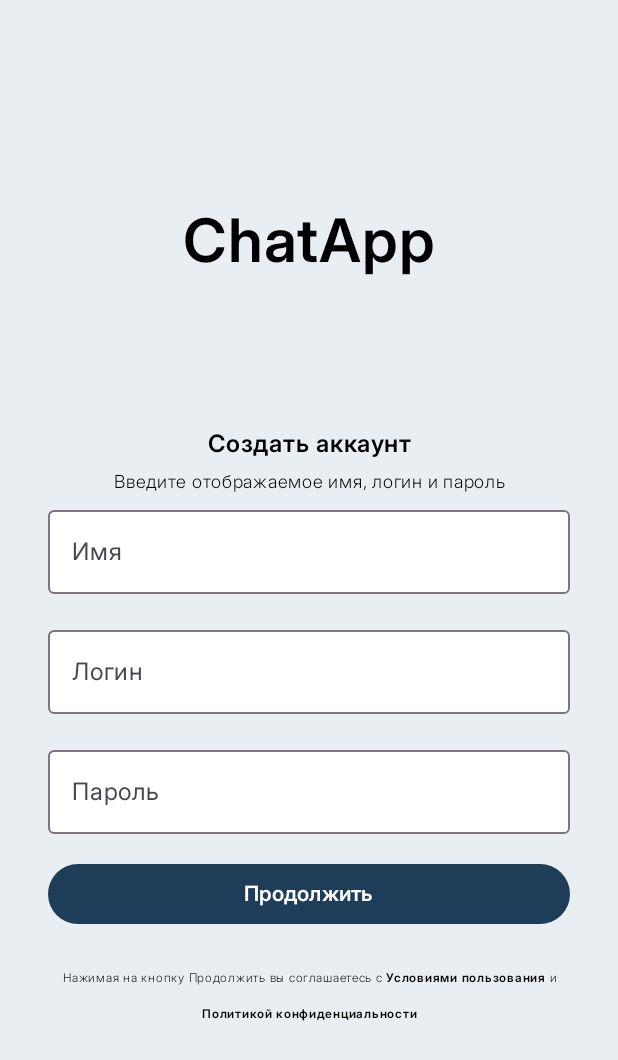
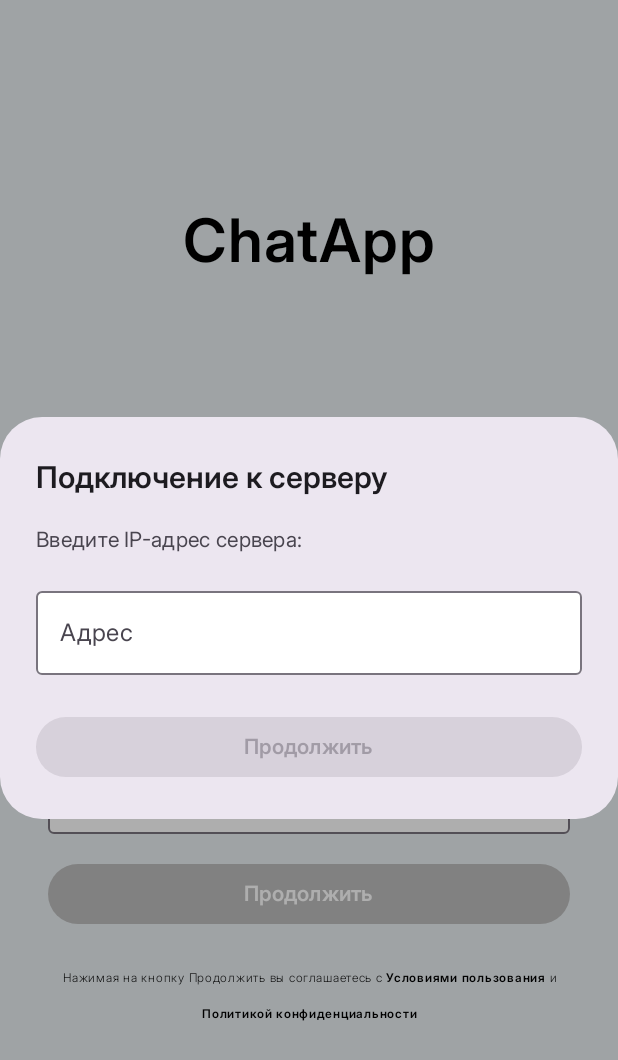
Before and after one commit to Aloe173/ChatApp, an Android app built with Jetpack Compose: the @Preview function PreviewRegistrationScreen, on a phone screen of 412 x 824 dp. Shown: the top 1060 px of the screen. Run offline under Robolectric (Android 15) with nearby library versions, the phone set to English and light mode, and no system bars.

Commit message:
Updated RegistrationActivity
Исключены неиспользуемые импорты. Изменена инициализация под Jetpack Compose. Добавлено диалоговое окно

```diff
--- a/app/src/main/java/com/example/chatapp/presentation/ui/RegistrationActivity.kt
+++ b/app/src/main/java/com/example/chatapp/presentation/ui/RegistrationActivity.kt
@@ -1,26 +1,31 @@
 package com.example.chatapp.presentation.ui
 
+import android.os.Bundle
 import android.widget.Toast
+import com.example.chatapp.R
+import androidx.compose.runtime.*
+import androidx.compose.ui.unit.sp
+import androidx.compose.ui.unit.dp
+import androidx.compose.material3.*
+import androidx.compose.ui.Modifier
+import androidx.compose.ui.Alignment
+import androidx.compose.ui.text.withStyle
+import androidx.compose.ui.graphics.Color
+import androidx.compose.ui.text.SpanStyle
+import androidx.compose.ui.text.font.Font
+import androidx.activity.compose.setContent
+import androidx.compose.foundation.layout.*
 import androidx.compose.foundation.background
-import androidx.compose.foundation.layout.*
-import androidx.compose.material3.*
-import androidx.compose.runtime.*
-import androidx.compose.ui.Alignment
-import androidx.compose.ui.Modifier
-import androidx.compose.ui.graphics.Color
-import androidx.compose.ui.text.input.PasswordVisualTransformation
-import androidx.compose.ui.unit.dp
-import androidx.compose.ui.platform.LocalContext
-import androidx.compose.ui.text.SpanStyle
-import androidx.compose.ui.text.buildAnnotatedString
-import androidx.compose.ui.text.font.Font
 import androidx.compose.ui.text.font.FontFamily
 import androidx.compose.ui.text.font.FontWeight
 import androidx.compose.ui.text.style.TextAlign
-import androidx.compose.ui.text.withStyle
+import androidx.appcompat.app.AppCompatActivity
+import com.example.chatapp.ui.theme.ChatAppTheme
+import androidx.compose.ui.platform.LocalContext
+import androidx.compose.ui.window.DialogProperties
 import androidx.compose.ui.tooling.preview.Preview
-import androidx.compose.ui.unit.sp
-import com.example.chatapp.R
+import androidx.compose.ui.text.buildAnnotatedString
+import androidx.compose.ui.text.input.PasswordVisualTransformation
 
 val fontFamily = FontFamily(
     Font(R.font.inter_regular, FontWeight.Normal),
@@ -30,15 +35,99 @@ val fontFamily = FontFamily(
     Font(R.font.inter_thin, FontWeight.Thin)
 )
 
+class RegistrationActivity : AppCompatActivity() {
+    override fun onCreate(savedInstanceState: Bundle?) {
+        super.onCreate(savedInstanceState)
+        setContent {
+            ChatAppTheme {
+                Surface(
+                    modifier = Modifier.fillMaxSize(),
+                    color = MaterialTheme.colorScheme.background
+                ) {
+                    RegistrationScreen { name, login, password ->
+//                        viewModel.register(name, login, password)
+                    }
+                }
+            }
+        }
+    }
+}
+
 @Composable
 fun RegistrationScreen(
     onRegisterClick: (name: String, login: String, password: String) -> Unit
 ) {
+    val context = LocalContext.current
+    var showDialog by remember { mutableStateOf(true) }
+    var ipAdress by remember { mutableStateOf("") }
+
+    if (showDialog) {
+        AlertDialog(
+            onDismissRequest = { showDialog = false },
+            properties = DialogProperties(dismissOnBackPress = false, dismissOnClickOutside = false),
+            title = {
+                Text(
+                    "Подключение к серверу",
+                    fontFamily = fontFamily,
+                    fontWeight = FontWeight.SemiBold,
+                    fontSize = 20.sp
+                )
+            },
+            text = {
+                Column {
+                    Text(
+                        "Введите IP-адрес сервера:",
+                        fontFamily = fontFamily,
+                        fontSize = 14.sp
+                    )
+                    Spacer(modifier = Modifier.height(16.dp))
+                    OutlinedTextField(
+                        value = ipAdress,
+                        onValueChange = { ipAdress = it },
+                        label = {
+                            Text(
+                                "Адрес",
+                                fontFamily = fontFamily,
+                                fontWeight = FontWeight.Normal
+                            )
+                        },
+                        colors = OutlinedTextFieldDefaults.colors(
+                            focusedContainerColor = Color.White,
+                            unfocusedContainerColor = Color.White
+                        ),
+                        modifier = Modifier.fillMaxWidth(),
+                        singleLine = true
+                    )
+                }
+            },
+            confirmButton = {
+                Button(
+                    onClick = {
+                        if (ipAdress.isNotBlank()) {
+                            showDialog = false
+                        } else {
+                            Toast.makeText(context, "Введите адрес сервера", Toast.LENGTH_SHORT).show()
+                        }
+                    },
+                    enabled = ipAdress.isNotBlank(),
+                    colors = ButtonDefaults.buttonColors(
+                        containerColor = Color(0xFFBDBDBD)
+                    ),
+                    modifier = Modifier.fillMaxWidth()
+                ) {
+                    Text(
+                        "Продолжить",
+                        fontFamily = fontFamily,
+                        fontWeight = FontWeight.SemiBold
+                    )
+                }
+            }
+        )
+    }
+
     var name by remember { mutableStateOf("") }
     var login by remember { mutableStateOf("") }
     var password by remember { mutableStateOf("") }
-
-    val context = LocalContext.current
 
     Column(
         modifier = Modifier
@@ -140,9 +229,8 @@ fun RegistrationScreen(
             modifier = Modifier.fillMaxWidth(),
             enabled = name.isNotBlank() && login.isNotBlank() && password.isNotBlank(),
             colors = ButtonDefaults.buttonColors(
-                containerColor = Color(0xFFBDBDBD),
-                contentColor = Color.White,
-                disabledContainerColor = Color(0xFF1E3D58)
+                containerColor = Color(0xFF1E3D58),
+                disabledContainerColor = Color(0xFFBDBDBD)
             )
         ) {
             Text("Продолжить",
```
